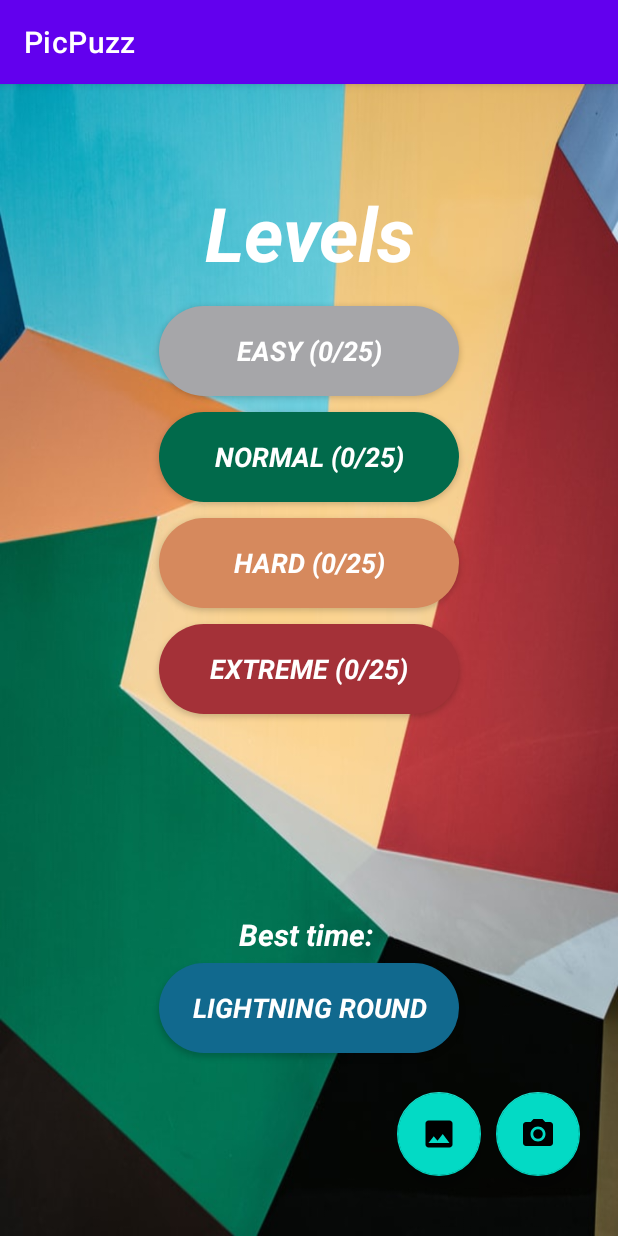
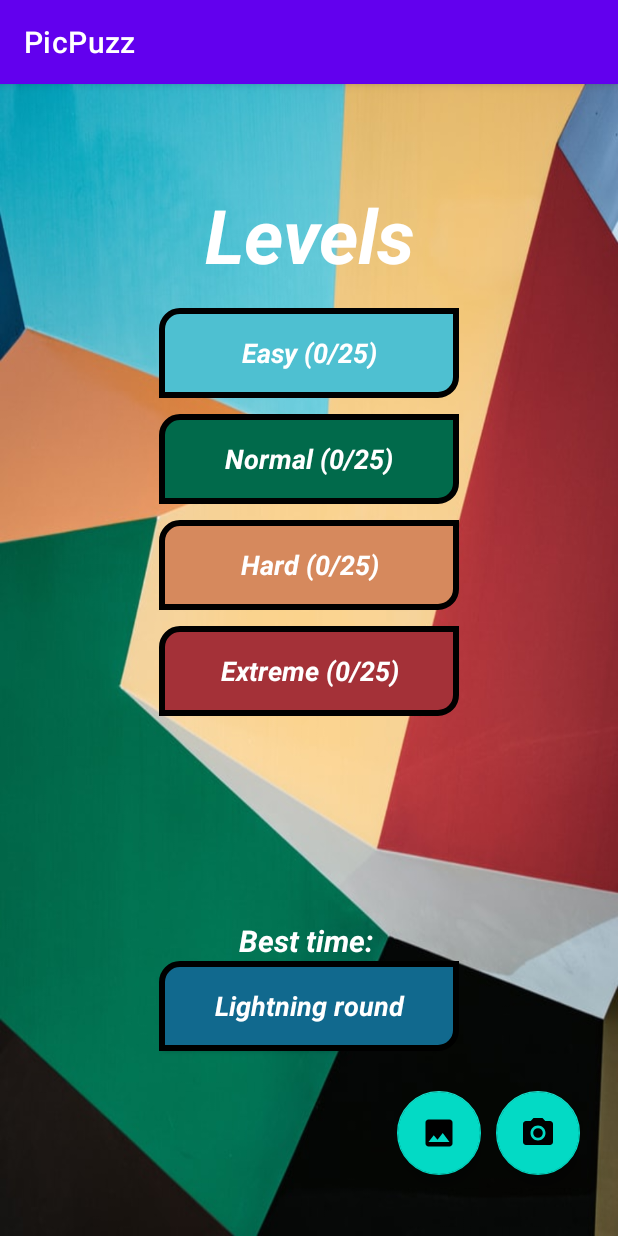
Before and after one commit to nati888/PicPuzz, an Android app: the screen it shows after launch (MainActivity), on a phone screen of 412 x 824 dp. Run offline under Robolectric (Android 15) with nearby library versions, the light colour scheme and no system bars.

Commit message:
button animations

```diff
--- /dev/null
+++ b/app/src/main/res/anim/scale_down.xml
@@ -0,0 +1,12 @@
+<?xml version="1.0" encoding="utf-8"?>
+<scale xmlns:android="http://schemas.android.com/apk/res/android"
+    android:fromXScale="1.2"
+    android:fromYScale="1.2"
+    android:toYScale="1"
+    android:toXScale="1"
+    android:pivotY="50%"
+    android:pivotX="50%"
+    android:duration="100"
+    >
+
+</scale>
--- /dev/null
+++ b/app/src/main/res/anim/scale_up.xml
@@ -0,0 +1,13 @@
+<?xml version="1.0" encoding="utf-8"?>
+<scale xmlns:android="http://schemas.android.com/apk/res/android"
+    android:fromXScale="1"
+    android:fromYScale="1"
+    android:toYScale="1.2"
+    android:toXScale="1.2"
+    android:pivotY="50%"
+    android:pivotX="50%"
+    android:fillAfter="true"
+    android:duration="100"
+    >
+
+</scale>
--- /dev/null
+++ b/app/src/main/res/drawable/button_background.xml
@@ -0,0 +1,13 @@
+<?xml version="1.0" encoding="utf-8"?>
+<shape xmlns:android="http://schemas.android.com/apk/res/android">
+
+    <solid android:color="#4ec0d1"></solid>
+
+    <corners android:topLeftRadius="12dp"
+        android:bottomRightRadius="12dp">
+    </corners>
+
+    <stroke android:color="@color/black"
+        android:width="4dp">
+    </stroke>
+</shape>
--- /dev/null
+++ b/app/src/main/res/drawable/button_background1.xml
@@ -0,0 +1,13 @@
+<?xml version="1.0" encoding="utf-8"?>
+<shape xmlns:android="http://schemas.android.com/apk/res/android">
+
+    <solid android:color="#016A4B"></solid>
+
+    <corners android:topLeftRadius="12dp"
+        android:bottomRightRadius="12dp">
+    </corners>
+
+    <stroke android:color="@color/black"
+        android:width="4dp">
+    </stroke>
+</shape>
--- /dev/null
+++ b/app/src/main/res/drawable/button_background2.xml
@@ -0,0 +1,13 @@
+<?xml version="1.0" encoding="utf-8"?>
+<shape xmlns:android="http://schemas.android.com/apk/res/android">
+
+    <solid android:color="#D6895D"></solid>
+
+    <corners android:topLeftRadius="12dp"
+        android:bottomRightRadius="12dp">
+    </corners>
+
+    <stroke android:color="@color/black"
+        android:width="4dp">
+    </stroke>
+</shape>
--- /dev/null
+++ b/app/src/main/res/drawable/button_background3.xml
@@ -0,0 +1,13 @@
+<?xml version="1.0" encoding="utf-8"?>
+<shape xmlns:android="http://schemas.android.com/apk/res/android">
+
+    <solid android:color="#A43138"></solid>
+
+    <corners android:topLeftRadius="12dp"
+        android:bottomRightRadius="12dp">
+    </corners>
+
+    <stroke android:color="@color/black"
+        android:width="4dp">
+    </stroke>
+</shape>
--- /dev/null
+++ b/app/src/main/res/drawable/button_background4.xml
@@ -0,0 +1,13 @@
+<?xml version="1.0" encoding="utf-8"?>
+<shape xmlns:android="http://schemas.android.com/apk/res/android">
+
+    <solid android:color="#11698e"></solid>
+
+    <corners android:topLeftRadius="12dp"
+        android:bottomRightRadius="12dp">
+    </corners>
+
+    <stroke android:color="@color/black"
+        android:width="4dp">
+    </stroke>
+</shape>
--- a/app/src/main/res/layout/activity_main.xml
+++ b/app/src/main/res/layout/activity_main.xml
@@ -29,45 +29,41 @@
         <androidx.appcompat.widget.AppCompatButton
             android:layout_width="200dp"
             android:layout_height="60dp"
-            android:backgroundTint="@color/easy"
             android:layout_margin="5dp"
             android:text="@string/level_easy"
             android:textSize="18sp"
             android:id="@+id/b_easy"
-            android:background="@drawable/round_btns"
+            android:background="@drawable/button_background"
             style="@style/CustomText"/>
 
         <androidx.appcompat.widget.AppCompatButton
             android:layout_width="200dp"
             android:layout_height="60dp"
-            android:backgroundTint="@color/normal"
             android:layout_margin="5dp"
             android:text="@string/level_normal"
             android:textSize="18sp"
             android:id="@+id/b_normal"
-            android:background="@drawable/round_btns"
+            android:background="@drawable/button_background1"
             style="@style/CustomText"/>
 
         <androidx.appcompat.widget.AppCompatButton
             android:layout_width="200dp"
             android:layout_height="60dp"
-            android:backgroundTint="@color/hard"
             android:layout_margin="5dp"
             android:text="@string/level_hard"
             android:textSize="18sp"
             android:id="@+id/b_hard"
-            android:background="@drawable/round_btns"
+            android:background="@drawable/button_background2"
             style="@style/CustomText"/>
 
         <androidx.appcompat.widget.AppCompatButton
             android:layout_width="200dp"
             android:layout_height="60dp"
-            android:backgroundTint="@color/extreme"
             android:layout_margin="5dp"
             android:text="@string/level_extreme"
             android:textSize="18sp"
             android:id="@+id/b_extreme"
-            android:background="@drawable/round_btns"
+            android:background="@drawable/button_background3"
             style="@style/CustomText"/>
 
     </LinearLayout>
@@ -94,12 +90,10 @@
         <androidx.appcompat.widget.AppCompatButton
             android:layout_width="200dp"
             android:layout_height="60dp"
-            android:backgroundTint="@color/main_buttons"
-            android:layout_marginTop="5dp"
             android:textSize="18sp"
             android:text="@string/lightning_round"
             android:id="@+id/b_custom"
-            android:background="@drawable/round_btns"
+            android:background="@drawable/button_background4"
             style="@style/CustomText"/>
 
     </LinearLayout>
--- a/app/src/main/res/layout/activity_splash.xml
+++ b/app/src/main/res/layout/activity_splash.xml
@@ -7,7 +7,7 @@
     android:orientation="vertical"
     tools:context=".SplashActivity"
     android:weightSum="3"
-    android:background="@color/easy">
+    android:background="#4ec0d1">
 
     <com.airbnb.lottie.LottieAnimationView
         android:layout_height="wrap_content"
--- a/app/src/main/res/menu/menu.xml
+++ b/app/src/main/res/menu/menu.xml
@@ -9,8 +9,9 @@
 
     <item
         android:title="@string/music_mute"
-        app:showAsAction="never"
-        android:id="@+id/checkable_mute"/>
+        android:checkable="true"
+        android:id="@+id/checkable_mute"
+        />
     <item
         android:title="@string/reset_progress"
         app:showAsAction="never"
--- a/app/src/main/res/values/colors.xml
+++ b/app/src/main/res/values/colors.xml
@@ -13,4 +13,5 @@
     <color name="hard">#D6895D</color>
     <color name="extreme">#A43138</color>
     <color name="main_buttons">#11698e</color>
+
 </resources>
--- a/app/src/main/res/values/style.xml
+++ b/app/src/main/res/values/style.xml
@@ -1,6 +1,7 @@
 <?xml version="1.0" encoding="utf-8"?>
 <resources>
     <style name="CustomText" parent="@style/TextAppearance.AppCompat">
+        <item name="textAllCaps">false</item>
         <item name="android:textSize">40sp</item>
         <item name="android:textColor">#fff</item>
         <item name="android:textStyle">bold|italic</item>
```
Also changed, not shown: app/src/main/java/il/ac/hit/picpuzz/MainActivity.java (+97 -6 lines), app/src/main/java/il/ac/hit/picpuzz/PuzzleActivity.java (+9 -1 lines).
